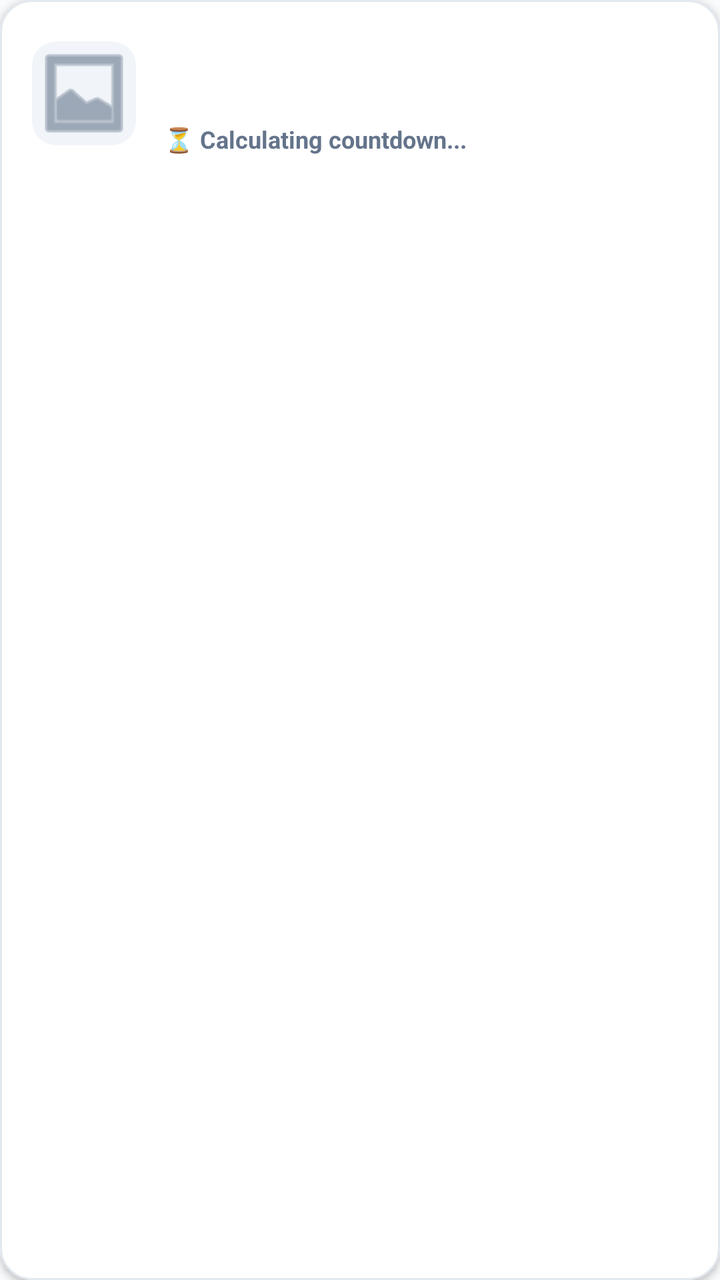
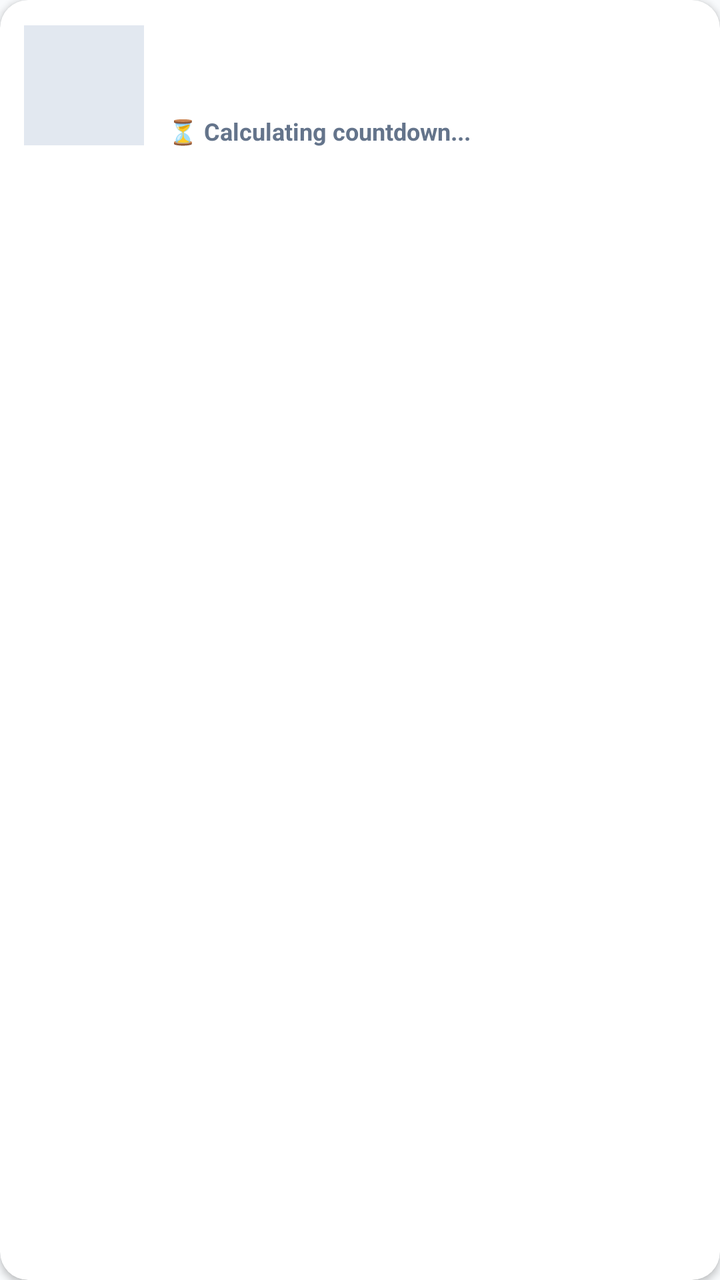

The first picture is an Android layout as it rendered before a commit; the second is the same layout after the commit. The layout source and the unified diff follow.
<!-- AndroidManifest.xml: application theme Theme.WarrantyVault -->
<!-- res/layout/item_receipt_card.xml -->
<?xml version="1.0" encoding="utf-8"?>
<com.google.android.material.card.MaterialCardView xmlns:android="http://schemas.android.com/apk/res/android"
    xmlns:app="http://schemas.android.com/apk/res-auto"
    android:layout_width="match_parent"
    android:layout_height="wrap_content"
    android:layout_marginBottom="12dp"
    app:cardBackgroundColor="@color/card_background"
    app:cardCornerRadius="16dp"
    app:cardElevation="2dp"
    app:strokeColor="#E2E8F0"
    app:strokeWidth="1dp">

    <LinearLayout
        android:layout_width="match_parent"
        android:layout_height="wrap_content"
        android:gravity="center_vertical"
        android:orientation="horizontal"
        android:padding="16dp">

        
        <com.google.android.material.card.MaterialCardView
            android:layout_width="52dp"
            android:layout_height="52dp"
            app:cardBackgroundColor="#F1F5F9"
            app:cardCornerRadius="12dp"
            app:cardElevation="0dp"
            app:strokeWidth="0dp">

            <ImageView
                android:id="@+id/ivCardThumbnail"
                android:layout_width="match_parent"
                android:layout_height="match_parent"
                android:scaleType="centerCrop"
                android:src="@android:drawable/ic_menu_gallery"
                app:tint="@color/text_secondary" />
        </com.google.android.material.card.MaterialCardView>

        
        <LinearLayout
            android:layout_width="0dp"
            android:layout_height="wrap_content"
            android:layout_marginStart="14dp"
            android:layout_marginEnd="8dp"
            android:layout_weight="1"
            android:orientation="vertical">

            <TextView
                android:id="@+id/tvCardItemName"
                android:layout_width="wrap_content"
                android:layout_height="wrap_content"
                android:ellipsize="end"
                android:maxLines="1"
                android:textColor="@color/primary_navy"
                android:textSize="16sp"
                android:textStyle="bold" />

            <TextView
                android:id="@+id/tvCardSubDetails"
                android:layout_width="wrap_content"
                android:layout_height="wrap_content"
                android:layout_marginTop="2dp"
                android:ellipsize="end"
                android:maxLines="1"
                android:textColor="@color/text_secondary"
                android:textSize="13sp" />

            <TextView
                android:id="@+id/tvCardExpiry"
                android:layout_width="wrap_content"
                android:layout_height="wrap_content"
                android:layout_marginTop="4dp"
                android:text="⏳ Calculating countdown..."
                android:textColor="@color/text_secondary"
                android:textSize="12sp"
                android:textStyle="bold" />
        </LinearLayout>

        
        <LinearLayout
            android:layout_width="wrap_content"
            android:layout_height="wrap_content"
            android:gravity="end"
            android:orientation="vertical">

            <TextView
                android:id="@+id/tvCardPrice"
                android:layout_width="wrap_content"
                android:layout_height="wrap_content"
                android:textColor="@color/primary_navy"
                android:textSize="16sp"
                android:textStyle="bold" />

            <TextView
                android:id="@+id/tvCardStatusPill"
                android:layout_width="wrap_content"
                android:layout_height="wrap_content"
                android:layout_marginTop="6dp"
                android:paddingHorizontal="10dp"
                android:paddingVertical="4dp"
                android:textSize="11sp"
                android:textStyle="bold" />
        </LinearLayout>

    </LinearLayout>
</com.google.android.material.card.MaterialCardView>
<!-- resources referenced by this layout -->
<resources>
  <color name="card_background">#FFFFFF</color>
  <color name="primary_navy">#0F172A</color>
  <color name="text_secondary">#64748B</color>
  <style name="Theme.WarrantyVault" parent="Base.Theme.WarrantyVault" />
  <style name="Base.Theme.WarrantyVault" parent="Theme.MaterialComponents.DayNight.NoActionBar">
          <item name="colorPrimary">#2563EB</item>
          <item name="colorPrimaryVariant">#0F172A</item>
          <item name="colorOnPrimary">#FFFFFF</item>
          <item name="android:statusBarColor">#0F172A</item>
          <item name="android:windowBackground">#F8FAFC</item>
      </style>
</resources>

<!-- the commit's change to res/layout/item_receipt_card.xml (unified diff, before → after) -->
@@ -5,42 +5,28 @@
     android:layout_height="wrap_content"
     android:layout_marginBottom="12dp"
     app:cardBackgroundColor="@color/card_background"
-    app:cardCornerRadius="16dp"
+    app:cardCornerRadius="14dp"
     app:cardElevation="2dp"
-    app:strokeColor="#E2E8F0"
-    app:strokeWidth="1dp">
+    app:strokeWidth="0dp">
 
     <LinearLayout
         android:layout_width="match_parent"
         android:layout_height="wrap_content"
         android:gravity="center_vertical"
         android:orientation="horizontal"
-        android:padding="16dp">
+        android:padding="12dp">
 
-        
-        <com.google.android.material.card.MaterialCardView
-            android:layout_width="52dp"
-            android:layout_height="52dp"
-            app:cardBackgroundColor="#F1F5F9"
-            app:cardCornerRadius="12dp"
-            app:cardElevation="0dp"
-            app:strokeWidth="0dp">
+        <ImageView
+            android:id="@+id/ivCardThumbnail"
+            android:layout_width="60dp"
+            android:layout_height="60dp"
+            android:background="#E2E8F0"
+            android:scaleType="centerCrop" />
 
-            <ImageView
-                android:id="@+id/ivCardThumbnail"
-                android:layout_width="match_parent"
-                android:layout_height="match_parent"
-                android:scaleType="centerCrop"
-                android:src="@android:drawable/ic_menu_gallery"
-                app:tint="@color/text_secondary" />
-        </com.google.android.material.card.MaterialCardView>
-
-        
         <LinearLayout
             android:layout_width="0dp"
             android:layout_height="wrap_content"
-            android:layout_marginStart="14dp"
-            android:layout_marginEnd="8dp"
+            android:layout_marginStart="12dp"
             android:layout_weight="1"
             android:orientation="vertical">
 
@@ -48,8 +34,6 @@
                 android:id="@+id/tvCardItemName"
                 android:layout_width="wrap_content"
                 android:layout_height="wrap_content"
-                android:ellipsize="end"
-                android:maxLines="1"
                 android:textColor="@color/primary_navy"
                 android:textSize="16sp"
                 android:textStyle="bold" />
@@ -59,8 +43,6 @@
                 android:layout_width="wrap_content"
                 android:layout_height="wrap_content"
                 android:layout_marginTop="2dp"
-                android:ellipsize="end"
-                android:maxLines="1"
                 android:textColor="@color/text_secondary"
                 android:textSize="13sp" />
 
@@ -75,7 +57,6 @@
                 android:textStyle="bold" />
         </LinearLayout>
 
-        
         <LinearLayout
             android:layout_width="wrap_content"
             android:layout_height="wrap_content"
@@ -86,8 +67,8 @@
                 android:id="@+id/tvCardPrice"
                 android:layout_width="wrap_content"
                 android:layout_height="wrap_content"
-                android:textColor="@color/primary_navy"
-                android:textSize="16sp"
+                android:textColor="@color/accent_blue"
+                android:textSize="15sp"
                 android:textStyle="bold" />
 
             <TextView
@@ -96,10 +77,9 @@
                 android:layout_height="wrap_content"
                 android:layout_marginTop="6dp"
                 android:paddingHorizontal="10dp"
-                android:paddingVertical="4dp"
+                android:paddingVertical="3dp"
                 android:textSize="11sp"
                 android:textStyle="bold" />
         </LinearLayout>
-
     </LinearLayout>
 </com.google.android.material.card.MaterialCardView>
<!-- resource entries referenced after the edit -->
@@ -1,5 +1,6 @@
 <!-- resources referenced by this layout -->
 <resources>
+  <color name="accent_blue">#2563EB</color>
   <color name="card_background">#FFFFFF</color>
   <color name="primary_navy">#0F172A</color>
   <color name="text_secondary">#64748B</color>
